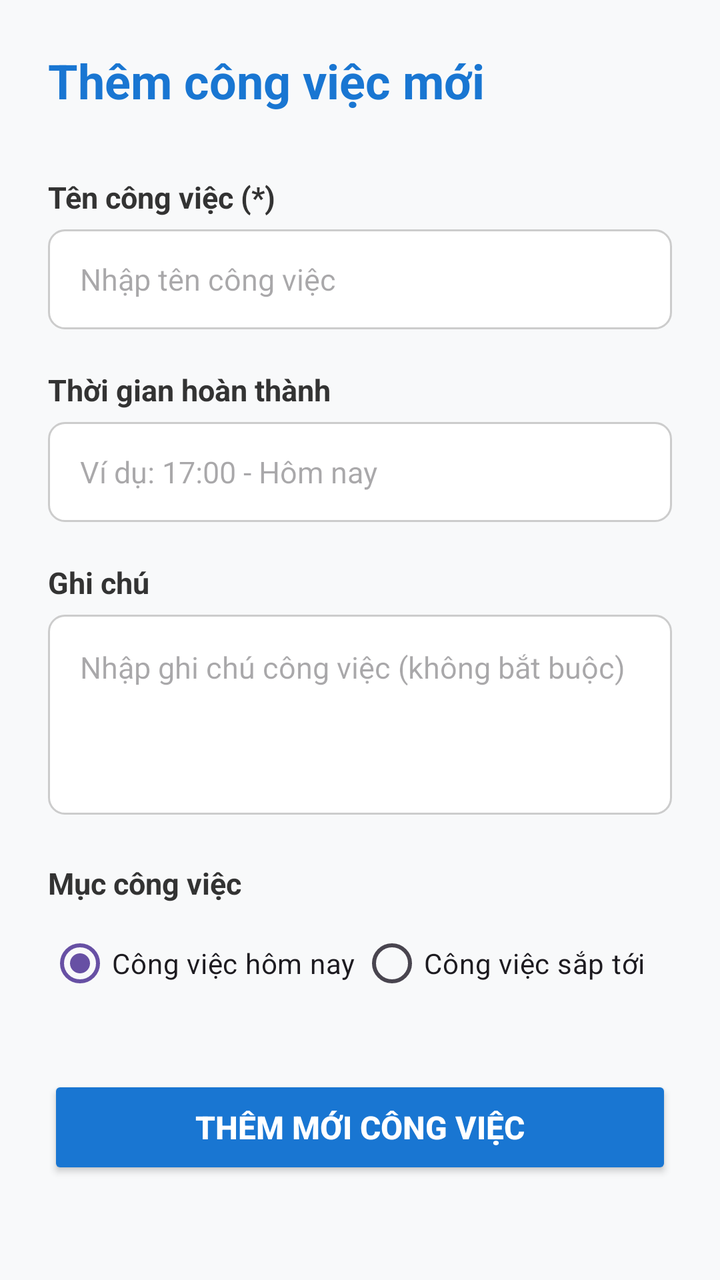
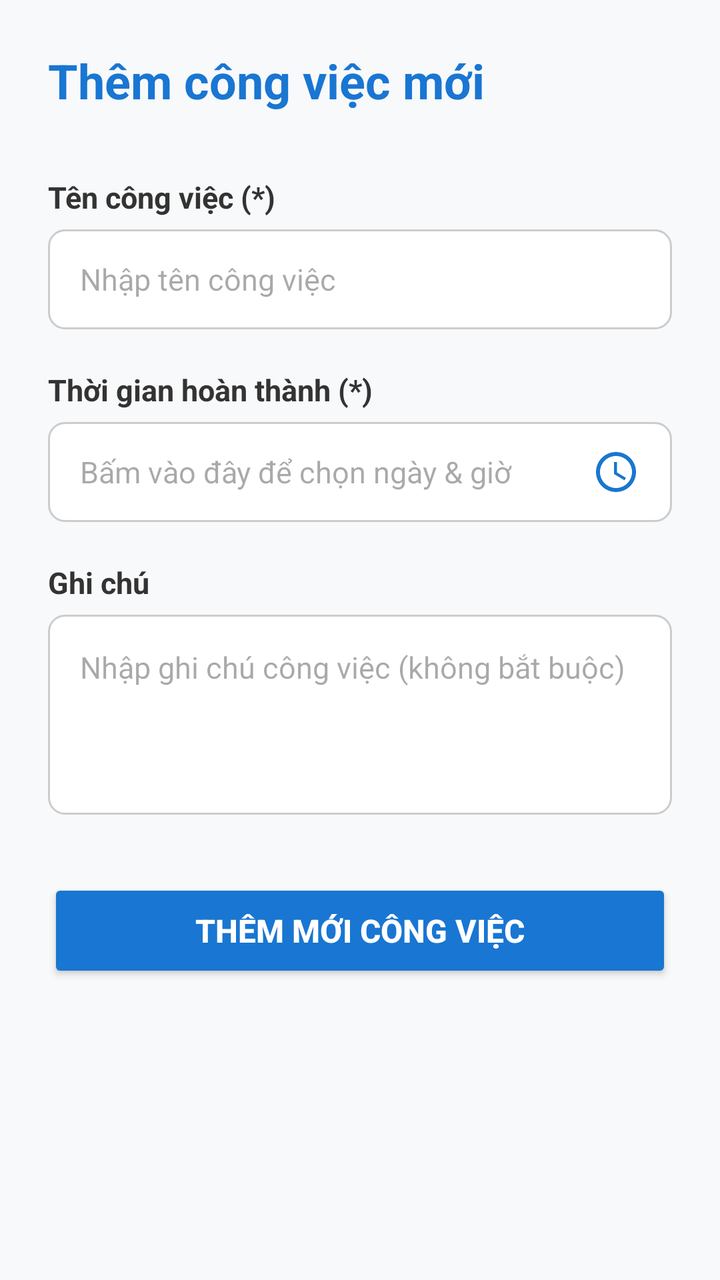

Two renders of the same Android screen: before a commit and after it. Below are the layout's source before the change and the commit's diff.
<!-- AndroidManifest.xml: application theme Theme.MyApplication -->
<!-- res/layout/activity_page3.xml -->
<?xml version="1.0" encoding="utf-8"?>
<ScrollView xmlns:android="http://schemas.android.com/apk/res/android"
    xmlns:app="http://schemas.android.com/apk/res-auto"
    xmlns:tools="http://schemas.android.com/tools"
    android:id="@+id/main"
    android:layout_width="match_parent"
    android:layout_height="match_parent"
    android:background="#F8F9FA"
    android:fillViewport="true"
    tools:context=".page3_Activity">

    <LinearLayout
        android:layout_width="match_parent"
        android:layout_height="wrap_content"
        android:orientation="vertical"
        android:padding="24dp">

        
        <LinearLayout
            android:layout_width="match_parent"
            android:layout_height="wrap_content"
            android:orientation="horizontal"
            android:gravity="center_vertical"
            android:layout_marginBottom="32dp">

            <ImageButton
                android:id="@+id/btnBack"
                android:layout_width="40dp"
                android:layout_height="40dp"
                android:src="@drawable/ic_person"
                android:background="?attr/selectableItemBackgroundBorderless"
                android:contentDescription="Quay lại"
                android:rotation="180"
                app:tint="#1976D2"
                android:visibility="gone" />

            <TextView
                android:layout_width="wrap_content"
                android:layout_height="wrap_content"
                android:text="Thêm công việc mới"
                android:textSize="24sp"
                android:textStyle="bold"
                android:textColor="#1976D2" />
        </LinearLayout>

        
        <LinearLayout
            android:layout_width="match_parent"
            android:layout_height="wrap_content"
            android:orientation="vertical"
            android:layout_marginBottom="20dp">

            <TextView
                android:layout_width="wrap_content"
                android:layout_height="wrap_content"
                android:text="Tên công việc (*)"
                android:textSize="15sp"
                android:textStyle="bold"
                android:textColor="#333333"
                android:layout_marginBottom="6dp" />

            <EditText
                android:id="@+id/edtTaskTitle"
                android:layout_width="match_parent"
                android:layout_height="50dp"
                android:hint="Nhập tên công việc"
                android:background="@drawable/bg_input_border"
                android:paddingHorizontal="16dp"
                android:inputType="textCapSentences"
                android:textSize="15sp"
                android:singleLine="true" />
        </LinearLayout>

        
        <LinearLayout
            android:layout_width="match_parent"
            android:layout_height="wrap_content"
            android:orientation="vertical"
            android:layout_marginBottom="20dp">

            <TextView
                android:layout_width="wrap_content"
                android:layout_height="wrap_content"
                android:text="Thời gian hoàn thành"
                android:textSize="15sp"
                android:textStyle="bold"
                android:textColor="#333333"
                android:layout_marginBottom="6dp" />

            <EditText
                android:id="@+id/edtTaskTime"
                android:layout_width="match_parent"
                android:layout_height="50dp"
                android:hint="Ví dụ: 17:00 - Hôm nay"
                android:background="@drawable/bg_input_border"
                android:paddingHorizontal="16dp"
                android:inputType="text"
                android:textSize="15sp"
                android:singleLine="true" />
        </LinearLayout>

        
        <LinearLayout
            android:layout_width="match_parent"
            android:layout_height="wrap_content"
            android:orientation="vertical"
            android:layout_marginBottom="24dp">

            <TextView
                android:layout_width="wrap_content"
                android:layout_height="wrap_content"
                android:text="Ghi chú"
                android:textSize="15sp"
                android:textStyle="bold"
                android:textColor="#333333"
                android:layout_marginBottom="6dp" />

            <EditText
                android:id="@+id/edtTaskNote"
                android:layout_width="match_parent"
                android:layout_height="100dp"
                android:hint="Nhập ghi chú công việc (không bắt buộc)"
                android:background="@drawable/bg_input_border"
                android:padding="16dp"
                android:gravity="top|start"
                android:inputType="textMultiLine"
                android:textSize="15sp" />
        </LinearLayout>

        
        <LinearLayout
            android:layout_width="match_parent"
            android:layout_height="wrap_content"
            android:orientation="vertical"
            android:layout_marginBottom="32dp">

            <TextView
                android:layout_width="wrap_content"
                android:layout_height="wrap_content"
                android:text="Mục công việc"
                android:textSize="15sp"
                android:textStyle="bold"
                android:textColor="#333333"
                android:layout_marginBottom="6dp" />

            <RadioGroup
                android:id="@+id/rgCategory"
                android:layout_width="match_parent"
                android:layout_height="wrap_content"
                android:orientation="horizontal">

                <RadioButton
                    android:id="@+id/rbToday"
                    android:layout_width="0dp"
                    android:layout_height="wrap_content"
                    android:layout_weight="1"
                    android:text="Công việc hôm nay"
                    android:checked="true"
                    android:textSize="14sp" />

                <RadioButton
                    android:id="@+id/rbUpcoming"
                    android:layout_width="0dp"
                    android:layout_height="wrap_content"
                    android:layout_weight="1"
                    android:text="Công việc sắp tới"
                    android:textSize="14sp" />
            </RadioGroup>
        </LinearLayout>

        
        <Button
            android:id="@+id/btnSaveTask"
            android:layout_width="match_parent"
            android:layout_height="52dp"
            android:text="Thêm mới công việc"
            android:textSize="16sp"
            android:textStyle="bold"
            android:backgroundTint="#1976D2"
            android:textColor="#FFFFFF" />

    </LinearLayout>
</ScrollView>
<!-- resources referenced by this layout -->
<resources>
  <!-- drawable bg_input_border (drawable) -->
  <?xml version="1.0" encoding="utf-8"?>
  <shape xmlns:android="http://schemas.android.com/apk/res/android"
      android:shape="rectangle">
      <solid android:color="#FFFFFF" />
      <corners android:radius="8dp" />
      <stroke
          android:width="1dp"
          android:color="#CCCCCC" />
  </shape>
  <!-- drawable ic_person (drawable) -->
  <?xml version="1.0" encoding="utf-8"?>
  <vector xmlns:android="http://schemas.android.com/apk/res/android"
      android:width="24dp"
      android:height="24dp"
      android:viewportWidth="24"
      android:viewportHeight="24">
      <path
          android:fillColor="#FF757575"
          android:pathData="M12,12c2.21,0 4,-1.79 4,-4s-1.79,-4 -4,-4 -4,1.79 -4,4 1.79,4 4,4zM12,14c-2.67,0 -8,1.34 -8,4v2h16v-2c0,-2.66 -5.33,-4 -8,-4z"/>
  </vector>
  <style name="Theme.MyApplication" parent="Base.Theme.MyApplication" />
  <style name="Base.Theme.MyApplication" parent="Theme.Material3.DayNight.NoActionBar">
          
          
      </style>
</resources>

<!-- the commit's change to res/layout/activity_page3.xml (unified diff, before → after) -->
@@ -1,6 +1,5 @@
 <?xml version="1.0" encoding="utf-8"?>
 <ScrollView xmlns:android="http://schemas.android.com/apk/res/android"
-    xmlns:app="http://schemas.android.com/apk/res-auto"
     xmlns:tools="http://schemas.android.com/tools"
     android:id="@+id/main"
     android:layout_width="match_parent"
@@ -22,17 +21,6 @@
             android:orientation="horizontal"
             android:gravity="center_vertical"
             android:layout_marginBottom="32dp">
-
-            <ImageButton
-                android:id="@+id/btnBack"
-                android:layout_width="40dp"
-                android:layout_height="40dp"
-                android:src="@drawable/ic_person"
-                android:background="?attr/selectableItemBackgroundBorderless"
-                android:contentDescription="Quay lại"
-                android:rotation="180"
-                app:tint="#1976D2"
-                android:visibility="gone" />
 
             <TextView
                 android:layout_width="wrap_content"
@@ -81,7 +69,7 @@
             <TextView
                 android:layout_width="wrap_content"
                 android:layout_height="wrap_content"
-                android:text="Thời gian hoàn thành"
+                android:text="Thời gian hoàn thành (*)"
                 android:textSize="15sp"
                 android:textStyle="bold"
                 android:textColor="#333333"
@@ -91,10 +79,14 @@
                 android:id="@+id/edtTaskTime"
                 android:layout_width="match_parent"
                 android:layout_height="50dp"
-                android:hint="Ví dụ: 17:00 - Hôm nay"
+                android:hint="Bấm vào đây để chọn ngày &amp; giờ"
                 android:background="@drawable/bg_input_border"
                 android:paddingHorizontal="16dp"
-                android:inputType="text"
+                android:focusable="false"
+                android:clickable="true"
+                android:cursorVisible="false"
+                android:drawableEnd="@drawable/ic_time"
+                android:drawableTint="#1976D2"
                 android:textSize="15sp"
                 android:singleLine="true" />
         </LinearLayout>
@@ -104,7 +96,7 @@
             android:layout_width="match_parent"
             android:layout_height="wrap_content"
             android:orientation="vertical"
-            android:layout_marginBottom="24dp">
+            android:layout_marginBottom="32dp">
 
             <TextView
                 android:layout_width="wrap_content"
@@ -128,47 +120,6 @@
         </LinearLayout>
 
         
-        <LinearLayout
-            android:layout_width="match_parent"
-            android:layout_height="wrap_content"
-            android:orientation="vertical"
-            android:layout_marginBottom="32dp">
-
-            <TextView
-                android:layout_width="wrap_content"
-                android:layout_height="wrap_content"
-                android:text="Mục công việc"
-                android:textSize="15sp"
-                android:textStyle="bold"
-                android:textColor="#333333"
-                android:layout_marginBottom="6dp" />
-
-            <RadioGroup
-                android:id="@+id/rgCategory"
-                android:layout_width="match_parent"
-                android:layout_height="wrap_content"
-                android:orientation="horizontal">
-
-                <RadioButton
-                    android:id="@+id/rbToday"
-                    android:layout_width="0dp"
-                    android:layout_height="wrap_content"
-                    android:layout_weight="1"
-                    android:text="Công việc hôm nay"
-                    android:checked="true"
-                    android:textSize="14sp" />
-
-                <RadioButton
-                    android:id="@+id/rbUpcoming"
-                    android:layout_width="0dp"
-                    android:layout_height="wrap_content"
-                    android:layout_weight="1"
-                    android:text="Công việc sắp tới"
-                    android:textSize="14sp" />
-            </RadioGroup>
-        </LinearLayout>
-
-        
         <Button
             android:id="@+id/btnSaveTask"
             android:layout_width="match_parent"
<!-- resource entries referenced after the edit -->
@@ -10,7 +10,7 @@
           android:width="1dp"
           android:color="#CCCCCC" />
   </shape>
-  <!-- drawable ic_person (drawable) -->
+  <!-- drawable ic_time (drawable) -->
   <?xml version="1.0" encoding="utf-8"?>
   <vector xmlns:android="http://schemas.android.com/apk/res/android"
       android:width="24dp"
@@ -18,8 +18,8 @@
       android:viewportWidth="24"
       android:viewportHeight="24">
       <path
-          android:fillColor="#FF757575"
-          android:pathData="M12,12c2.21,0 4,-1.79 4,-4s-1.79,-4 -4,-4 -4,1.79 -4,4 1.79,4 4,4zM12,14c-2.67,0 -8,1.34 -8,4v2h16v-2c0,-2.66 -5.33,-4 -8,-4z"/>
+          android:fillColor="#FF666666"
+          android:pathData="M11.99,2C6.47,2 2,6.48 2,12s4.47,10 9.99,10C17.52,22 22,17.52 22,12S17.52,2 11.99,2zM12,20c-4.42,0 -8,-3.58 -8,-8s3.58,-8 8,-8 8,3.58 8,8 -3.58,8 -8,8zm.5,-13H11v6l5.25,3.15.75-1.23-4.5-2.67z"/>
   </vector>
   <style name="Theme.MyApplication" parent="Base.Theme.MyApplication" />
   <style name="Base.Theme.MyApplication" parent="Theme.Material3.DayNight.NoActionBar">
